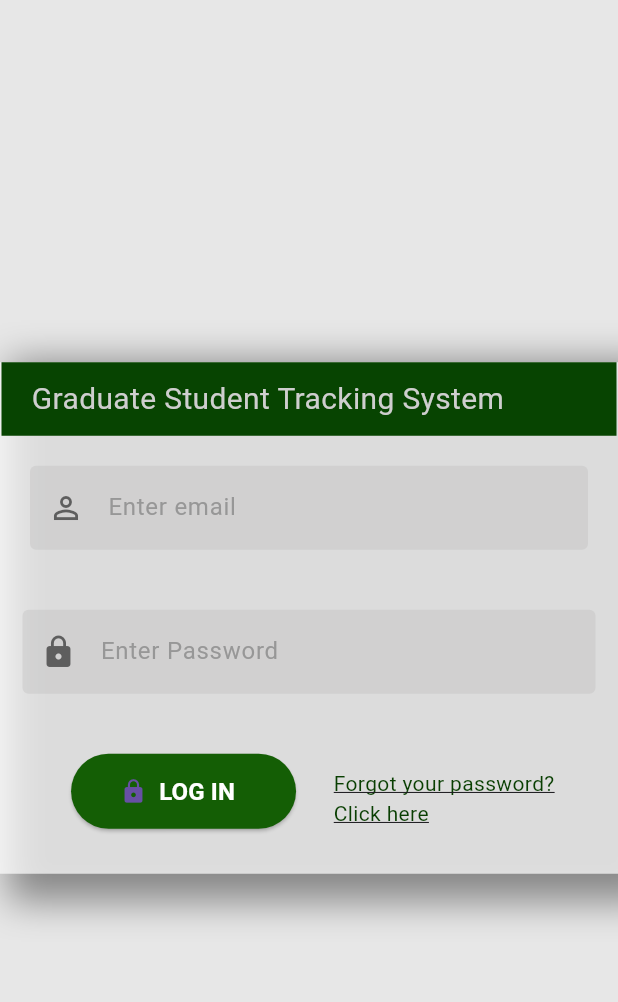
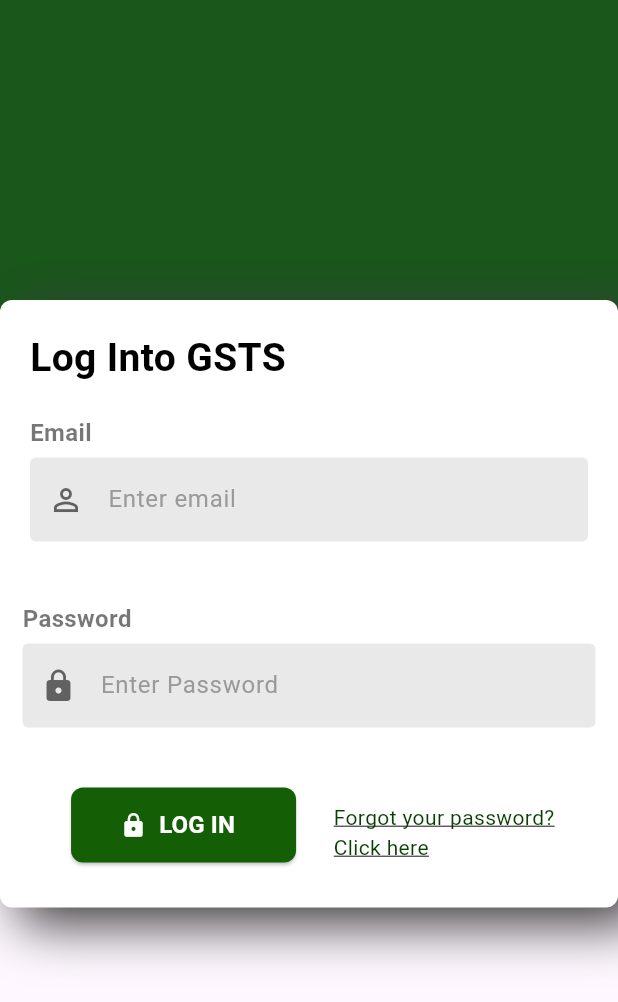
Before and after one commit to mroxas29/gsts, a Flutter app: the screen it shows after launch, on a phone screen of 412 x 824 dp. Shown: the top 1002 px of the screen. Run offline on Flutter 3.47's test engine with Material 3 defaults, Android fonts, the phone set to English and light mode, and no system bars; our stand-ins replace cloud_firestore, firebase_auth, firebase_core, fl_chart; missing offline and left inert: dart:html, side_navigation; accounts and stored records are empty; Roboto replaces fonts that are missing (inter).

Commit message:
added user status, UI changes as well

```diff
--- a/lib/app/models/studentPOS.dart
+++ b/lib/app/models/studentPOS.dart
@@ -19,6 +19,7 @@ class StudentPOS extends Student {
     required String email,
     required int idnumber,
     required String degree,
+    required String status,
     required List<EnrolledCourseData> enrolledCourses,
     required List<PastCourse> pastCourses,
   }) : super(
@@ -30,6 +31,7 @@ class StudentPOS extends Student {
           enrolledCourses: enrolledCourses,
           pastCourses: pastCourses,
           degree: degree,
+          status: status
         );
 
   factory StudentPOS.fromJson(Map<String, dynamic> json) {
@@ -57,7 +59,8 @@ class StudentPOS extends Student {
             .map<PastCourse>((courseJson) {
           return PastCourse.fromJson(courseJson as Map<String, dynamic>);
         }).toList(),
-        degree: json['degree']);
+        degree: json['degree'],
+        status: json['status']);
   }
 
   Map<String, dynamic> toJson() {
@@ -80,7 +83,9 @@ StudentPOS studentPOS = StudentPOS(
     idnumber: currentStudent!.idnumber,
     enrolledCourses: currentStudent!.enrolledCourses,
     pastCourses: currentStudent!.pastCourses,
-    degree: currentStudent!.degree);
+    degree: currentStudent!.degree,
+    status: currentStudent!.status
+    );
 
 void studentPOSDefault() {
   studentPOS = StudentPOS(
@@ -94,6 +99,8 @@ void studentPOSDefault() {
     enrolledCourses: currentStudent!.enrolledCourses,
     pastCourses: currentStudent!.pastCourses,
     degree: currentStudent!.degree,
+
+      status: currentStudent!.status
   );
 }
 
--- a/lib/app/models/student_user.dart
+++ b/lib/app/models/student_user.dart
@@ -14,6 +14,7 @@ class Student extends user {
     required Map<String, String> displayname,
     required String role,
     required String email,
+    required String status,
     required int idnumber,
     required this.enrolledCourses,
     required this.pastCourses,
@@ -24,7 +25,7 @@ class Student extends user {
             role: role,
             email: email,
             idnumber: idnumber,
-        );
+            status: status);
 
   // Convert Student object to JSON
   Map<String, dynamic> toJson() {
@@ -63,8 +64,8 @@ class Student extends user {
         idnumber: json['idnumber'],
         enrolledCourses: enrolledCourses,
         pastCourses: pastCourses,
-      degree: json['degree']
-    );
+        degree: json['degree'],
+        status: json['status']);
   }
 }
 
@@ -135,7 +136,7 @@ Future<List<Student>> convertToStudentList(List<user> users) async {
       List<PastCourse> pastCourses = await getPastCoursesForStudent(user.uid);
       String degree =
           await getDegreeForStudent(user.uid); // Fetch degree information
-
+      String status = await getStudentStatus(user.uid);
       // You need to fetch past courses here, update accordingly
       studentList.add(Student(
         uid: user.uid,
@@ -146,11 +147,39 @@ Future<List<Student>> convertToStudentList(List<user> users) async {
         enrolledCourses: enrolledCourses,
         pastCourses: pastCourses,
         degree: degree,
+        status: status,
       ));
     }
   }
 
   return studentList;
+}
+
+Future<String> getStudentStatus(String studentUid) async {
+  try {
+    final DocumentSnapshot studentSnapshot = await FirebaseFirestore.instance
+        .collection('users')
+        .doc(studentUid)
+        .get();
+
+    if (studentSnapshot.exists) {
+      final Map<String, dynamic>? userData =
+          studentSnapshot.data() as Map<String, dynamic>?;
+
+      if (userData != null && userData.containsKey('degree')) {
+        return userData['status'] as String;
+      } else {
+        print('Field "status" not found in document for student: $studentUid');
+        return ''; // Return a default value or handle accordingly
+      }
+    } else {
+      print('Student not found with uid: $studentUid');
+      return ''; // Return a default value or handle accordingly
+    }
+  } catch (e) {
+    print('Error retrieving status for student: $e');
+    return ''; // Return a default value or handle accordingly
+  }
 }
 
 Future<String> getDegreeForStudent(String studentUid) async {
--- a/lib/app/models/user.dart
+++ b/lib/app/models/user.dart
@@ -6,13 +6,14 @@ class user {
   String email;
   int idnumber;
   String role;
-
+  String status;
   user(
       {required this.uid,
       required this.displayname,
       required this.role,
       required this.email,
-      required this.idnumber});
+      required this.idnumber,
+      required this.status});
 
   toJson() {
     return {
@@ -20,7 +21,8 @@ class user {
       "displayname": displayname,
       "role": role,
       "email": email,
-      "idnumber": idnumber
+      "idnumber": idnumber,
+      "status": status
     };
   }
 }
@@ -47,12 +49,12 @@ Future<void> addUserFromFirestore() async {
         in querySnapshot.docs) {
       Map<String, dynamic> userData = document.data();
       user newUser = user(
-        uid: document.id,
-        displayname: Map<String, String>.from(userData['displayname']),
-        role: userData['role'],
-        email: userData['email'],
-        idnumber: userData['idnumber'],
-      );
+          uid: document.id,
+          displayname: Map<String, String>.from(userData['displayname']),
+          role: userData['role'],
+          email: userData['email'],
+          idnumber: userData['idnumber'],
+          status: userData['status']);
 
       users.add(newUser);
     }
--- a/lib/gradstudent_screen.dart
+++ b/lib/gradstudent_screen.dart
@@ -145,6 +145,7 @@ class _StudentProfileScreenState extends State<StudentProfileScreen> {
                                   ? 'Master of Science in Information Technology - ${currentStudent!.idnumber.toString()}'
                                   : 'Master in Information Technology - ${currentStudent!.idnumber.toString()}'),
                               Text(currentStudent!.email),
+                              Text('Enrollment Status: ${currentUser.status}'),
                               Text(
                                 isValidPass
                                     ? '🔒 Your password is secure'
--- a/lib/gsc_screen.dart
+++ b/lib/gsc_screen.dart
@@ -390,7 +390,9 @@ class _MainViewState extends State<Gscscreen> {
                                   enrolledCourses:
                                       enrolledStudent[i].enrolledCourses,
                                   pastCourses: enrolledStudent[i].pastCourses,
-                                  degree: enrolledStudent[i].degree);
+                                  degree: enrolledStudent[i].degree,
+                                  status: enrolledStudent[i].status
+                                  );
 
                               retrieveStudentPOS(enrolledStudent[i].uid);
                               _showStudentInfo(context, enrolledStudent[i]);
@@ -1077,6 +1079,9 @@ class _MainViewState extends State<Gscscreen> {
                                       color: Color.fromARGB(255, 23, 71, 25)),
                                 ),
                                 Text(currentUser.email),
+
+
+                                Text('Status: ${currentUser.status}'),
                                 Text(
                                   isValidPass
                                       ? '🔒 Your password is secure'
--- a/lib/main.dart
+++ b/lib/main.dart
@@ -139,21 +139,32 @@ class _LoginPageState extends State<LoginPage> {
     return WillPopScope(
       onWillPop: () async => false,
       child: Scaffold(
-          body: contain.Container(
-              color: const Color.fromARGB(255, 231, 231, 231),
-              child: Center(
+          body: Stack(
+        children: [
+          Container(
+            height: MediaQuery.of(context).size.height / 3,
+            color: const Color.fromARGB(255, 25, 87, 27),
+          ),
+          contain.Container(
+            color: Color.fromARGB(0, 231, 231, 231),
+            child: Padding(
+                padding: const EdgeInsets.only(top: 200),
+                child: Align(
+                  alignment: Alignment.topCenter,
                   child: SizedBox(
                       width: 450,
                       child: SingleChildScrollView(
                         child: contain.Container(
                             decoration: BoxDecoration(
-                              color: Color.fromRGBO(255, 255, 255, 0.71),
+                                color: Color.fromRGBO(255, 255, 255, 1),
+                                borderRadius:
+                                    BorderRadius.all(Radius.circular(8)),
                                 boxShadow: [
                                   BoxShadow(
-                                  color: Color.fromARGB(255, 134, 134, 134),
+                                    color: Color.fromARGB(255, 58, 57, 57),
                                     offset: Offset(15, 9),
-                                  blurRadius: 20.0,
-                                  spreadRadius: 10.0,
+                                    blurRadius: 30.0,
+                                    spreadRadius: 2.0,
                                   )
                                 ]),
                             child: Column(
@@ -162,46 +173,73 @@ class _LoginPageState extends State<LoginPage> {
                               children: [
                                 Padding(
                                     padding: EdgeInsets.symmetric(
-                                    horizontal: 1,
-                                  ),
-                                  child: Container(
-                                    padding: EdgeInsets.symmetric(
-                                        horizontal: 20, vertical: 10),
-                                    decoration: BoxDecoration(
-                                      color: Color.fromARGB(255, 7, 68,
-                                          1), // Set your desired background color
-                                    ),
-                                    child: Row(
+                                        horizontal: 20, vertical: 20),
+                                    child: Column(
+                                      mainAxisAlignment:
+                                          MainAxisAlignment.start,
+                                      crossAxisAlignment: CrossAxisAlignment
+                                          .start, // Align text to the left
+
                                       children: [
                                         Text(
-                                          'Graduate Student Tracking System',
+                                          'Log Into GSTS',
                                           style: TextStyle(
-                                            fontSize: 20,
+                                              fontSize: 26,
                                               fontFamily: 'inter',
-                                            color: Color.fromARGB(
-                                                255, 206, 206, 206),
-                                          ),
+                                              color:
+                                                  Color.fromARGB(255, 0, 0, 0),
+                                              fontWeight: FontWeight.bold),
                                           textAlign: TextAlign.left,
                                         ),
+                                        SizedBox(
+                                          height: 20,
+                                        ),
+                                        Text(
+                                          'Email',
+                                          style: TextStyle(
+                                            color: Color.fromARGB(136, 0, 0, 0),
+                                            fontWeight: FontWeight.w600,
+                                            fontSize: 16,
+                                          ),
+                                        ),
+                                        SizedBox(
+                                          height: 5,
+                                        ),
+                                        resusableTextField(
+                                            "Enter email",
+                                            Icons.person_outline,
+                                            false,
+                                            emailTextController)
                                       ],
-                                    ),
                                     )),
                                 Padding(
                                     padding: EdgeInsets.symmetric(
-                                      horizontal: 20, vertical: 20),
-                                  child: resusableTextField(
-                                      "Enter email",
-                                      Icons.person_outline,
-                                      false,
-                                      emailTextController)),
-                              Padding(
-                                  padding: EdgeInsets.symmetric(
                                         horizontal: 15, vertical: 20),
-                                  child: resusableTextField(
+                                    child: Column(
+                                      mainAxisAlignment:
+                                          MainAxisAlignment.start,
+                                      crossAxisAlignment: CrossAxisAlignment
+                                          .start, // Align text to the left
+
+                                      children: [
+                                        Text(
+                                          'Password',
+                                          style: TextStyle(
+                                            color: Color.fromARGB(136, 0, 0, 0),
+                                            fontWeight: FontWeight.w600,
+                                            fontSize: 16,
+                                          ),
+                                        ),
+                                        SizedBox(
+                                          height: 5,
+                                        ),
+                                        resusableTextField(
                                             "Enter Password",
                                             Icons.lock,
                                             true,
-                                      passwordTextController)),
+                                            passwordTextController)
+                                      ],
+                                    )),
                                 Row(
                                   crossAxisAlignment: CrossAxisAlignment.center,
                                   mainAxisAlignment: MainAxisAlignment.center,
@@ -251,27 +289,67 @@ class _LoginPageState extends State<LoginPage> {
                                   child: Column(
                                     children: [
                                       wrongCreds
-                                      ? Text(
+                                          ? Container(
+                                              margin: EdgeInsets.symmetric(
+                                                  vertical: 10),
+                                              padding: EdgeInsets.all(12),
+                                              decoration: BoxDecoration(
+                                                border: Border.all(
+                                                  color: Color.fromARGB(
+                                                          112, 240, 65, 53)
+                                                      .withOpacity(
+                                                          0.9), // Border color
+                                                ),
+                                                borderRadius:
+                                                    BorderRadius.circular(10),
+                                              ),
+                                              child: Text(
                                                 "Incorrect email or password",
                                                 textAlign: TextAlign.center,
-                                          style: TextStyle(color: Colors.red),
+                                                style: TextStyle(
+                                                  color: Colors.red,
+                                                  fontWeight: FontWeight.w100,
+                                                  fontSize: 14,
+                                                ),
+                                              ),
                                             )
                                           : SizedBox(),
                                       correctCreds
-                                      ? Text(
+                                          ? Container(
+                                              margin: EdgeInsets.symmetric(
+                                                  vertical: 10),
+                                              padding: EdgeInsets.all(12),
+                                              decoration: BoxDecoration(
+                                                border: Border.all(
+                                                  color: Color.fromARGB(
+                                                          255, 17, 109, 17)
+                                                      .withOpacity(
+                                                          0.9), // Border color
+                                                ),
+                                                borderRadius:
+                                                    BorderRadius.circular(10),
+                                              ),
+                                              child: Text(
                                                 "Login Success",
                                                 textAlign: TextAlign.center,
                                                 style: TextStyle(
                                                   color: Color.fromARGB(
-                                                  255, 4, 87, 11)),
+                                                      255, 4, 87, 11),
+                                                  fontSize: 14,
+                                                ),
+                                              ),
                                             )
-                                      : SizedBox()
+                                          : SizedBox(),
                                     ],
-                              ))
+                                  ),
+                                )
                               ],
                             )),
                       )),
-              ))),
+                )),
+          )
+        ],
+      )),
     );
   }
 
@@ -318,7 +396,6 @@ class _LoginPageState extends State<LoginPage> {
           List<PastCourse> pastCourses =
               await getPastCoursesForStudent(currentUser.uid);
           String degree = await getDegreeForStudent(currentUser.uid);
-          // Assuming enrolledCourses is a list of EnrolledCourseData
           Student convertToStudent(user currentUser) {
             return Student(
                 uid: currentUser.uid,
@@ -328,7 +405,8 @@ class _LoginPageState extends State<LoginPage> {
                 idnumber: currentUser.idnumber,
                 enrolledCourses: enrolledCourses,
                 pastCourses: pastCourses,
-                degree: degree);
+                degree: degree,
+                status: currentUser.status);
           }
 
           currentStudent = convertToStudent(currentUser);
--- a/lib/sysad.dart
+++ b/lib/sysad.dart
@@ -79,7 +79,8 @@ class _MainViewState extends State<Sysad> {
     List<String> roles = ['Coordinator', 'Graduate Student', 'Admin'];
     List<String> degree = ['MIT', 'MSIT', 'No degree'];
     String selectedRole = user.role;
-
+    List<String> status = ['Full Time', 'Part Time', 'LOA'];
+    String selectedStatus = user.status;
     TextEditingController firstNameController =
         TextEditingController(text: user.displayname['firstname']);
     TextEditingController lastNameController =
@@ -133,6 +134,19 @@ class _MainViewState extends State<Sysad> {
                     selectedRole = value!;
                   },
                   decoration: InputDecoration(labelText: 'Role'),
+                ),
+                DropdownButtonFormField<String>(
+                  value: selectedStatus,
+                  items: status.map((stat) {
+                    return DropdownMenuItem<String>(
+                      value: stat,
+                      child: Text(stat),
+                    );
+                  }).toList(),
+                  onChanged: (value) {
+                    selectedStatus = value!;
+                  },
+                  decoration: InputDecoration(labelText: 'Enrollment Status'),
                 ),
               ],
             ),
@@ -215,6 +229,7 @@ class _MainViewState extends State<Sysad> {
                   user.displayname['lastname'] = lastNameController.text;
                   user.email = emailController.text;
                   user.role = selectedRole;
+                  user.status = selectedStatus;
 
                   user.idnumber = int.parse(idNumberController.text);
                 });
@@ -232,6 +247,7 @@ class _MainViewState extends State<Sysad> {
                     },
                     'email': emailController.text,
                     'role': selectedRole,
+                    'status': selectedStatus,
                     'idnumber': int.parse(idNumberController.text),
                   });
                   ScaffoldMessenger.of(context).showSnackBar(
@@ -299,7 +315,6 @@ class _MainViewState extends State<Sysad> {
   void _editCourseData(BuildContext context, Course course) {
     bool hasStudents = false;
     List<String> status = ['true', 'false'];
-
     List<String> degrees = ['No degree', 'MIT', 'MSIT'];
     List<String> programs = ['MIT/MSIT', 'MIT', 'MSIT'];
     List<String> type = [
@@ -463,7 +478,8 @@ class _MainViewState extends State<Sysad> {
                                   enrolledCourses:
                                       enrolledStudent[i].enrolledCourses,
                                   pastCourses: enrolledStudent[i].pastCourses,
-                                  degree: enrolledStudent[i].degree);
+                                  degree: enrolledStudent[i].degree,
+                                  status: enrolledStudent[i].status);
 
                               retrieveStudentPOS(enrolledStudent[i].uid);
                               _showStudentInfo(context, enrolledStudent[i]);
@@ -988,6 +1004,7 @@ class _MainViewState extends State<Sysad> {
                                       color: Color.fromARGB(255, 23, 71, 25)),
                                 ),
                                 Text(currentUser.email),
+                                Text('Status: ${currentUser.status}'),
                                 Text(
                                   isValidPass
                                       ? '🔒 Your password is secure'
--- a/lib/ui/reusable_widgets.dart
+++ b/lib/ui/reusable_widgets.dart
@@ -18,6 +18,9 @@ Container signInSignUpButton(
           }
           return Color.fromARGB(255, 20, 94, 5);
         }),
+        shape: MaterialStateProperty.all<RoundedRectangleBorder>(
+            RoundedRectangleBorder(
+                borderRadius: BorderRadius.all(Radius.circular(8)))),
       ),
       icon: isPressed
           ? Container(
@@ -29,7 +32,10 @@ Container signInSignUpButton(
                 strokeWidth: 3,
               ),
             )
-          : const Icon(Icons.lock),
+          : const Icon(
+              Icons.lock,
+              color: Colors.white,
+            ),
       label: Text(isLogin ? 'LOG IN' : 'SIGN UP',
           style: const TextStyle(
               color: Colors.white, fontWeight: FontWeight.bold, fontSize: 16)),
```
Lines whose indentation alone changed are shown as unchanged.
